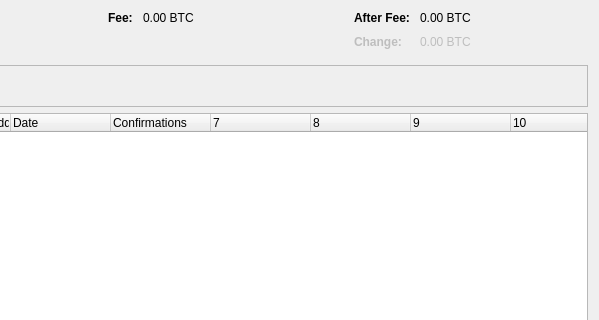
The window that src/qt/forms/coincontroldialog.ui (VadiqueMe/dogecoin) describes before a commit, drawn with Qt 5; both pictures show x 401 to 1000 and y 0 to 320 of the 1000 by 500 pixel window.
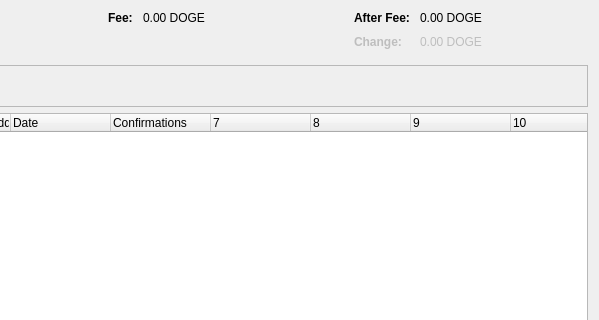
The same window after the commit. Custom widgets are drawn as their Qt base class.

Patch:
```diff
--- a/src/qt/forms/coincontroldialog.ui
+++ b/src/qt/forms/coincontroldialog.ui
@@ -177,7 +177,7 @@
           <enum>Qt::ActionsContextMenu</enum>
          </property>
          <property name="text">
-          <string notr="true">0.00 BTC</string>
+          <string notr="true">0.00 DOGE</string>
          </property>
          <property name="textInteractionFlags">
           <set>Qt::LinksAccessibleByMouse|Qt::TextSelectableByKeyboard|Qt::TextSelectableByMouse</set>
@@ -222,7 +222,7 @@
           <enum>Qt::ActionsContextMenu</enum>
          </property>
          <property name="text">
-          <string notr="true">0.00 BTC</string>
+          <string notr="true">0.00 DOGE</string>
          </property>
          <property name="textInteractionFlags">
           <set>Qt::LinksAccessibleByMouse|Qt::TextSelectableByKeyboard|Qt::TextSelectableByMouse</set>
@@ -257,7 +257,7 @@
           <enum>Qt::ActionsContextMenu</enum>
          </property>
          <property name="text">
-          <string notr="true">0.00 BTC</string>
+          <string notr="true">0.00 DOGE</string>
          </property>
          <property name="textInteractionFlags">
           <set>Qt::LinksAccessibleByMouse|Qt::TextSelectableByKeyboard|Qt::TextSelectableByMouse</set>
```
